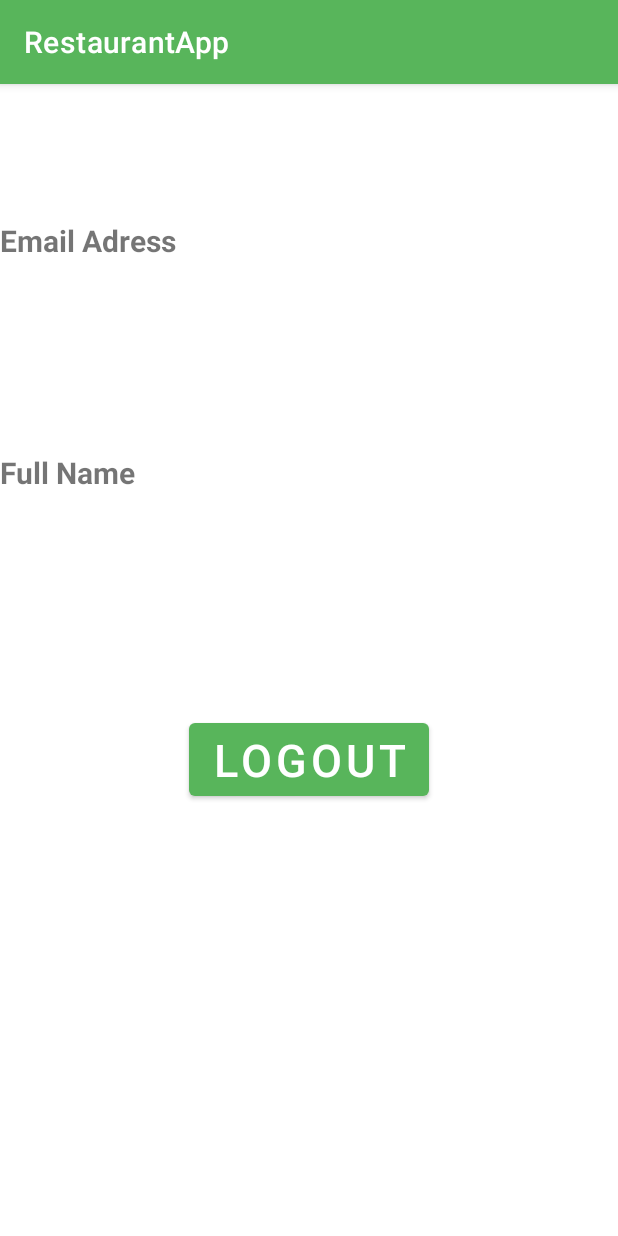
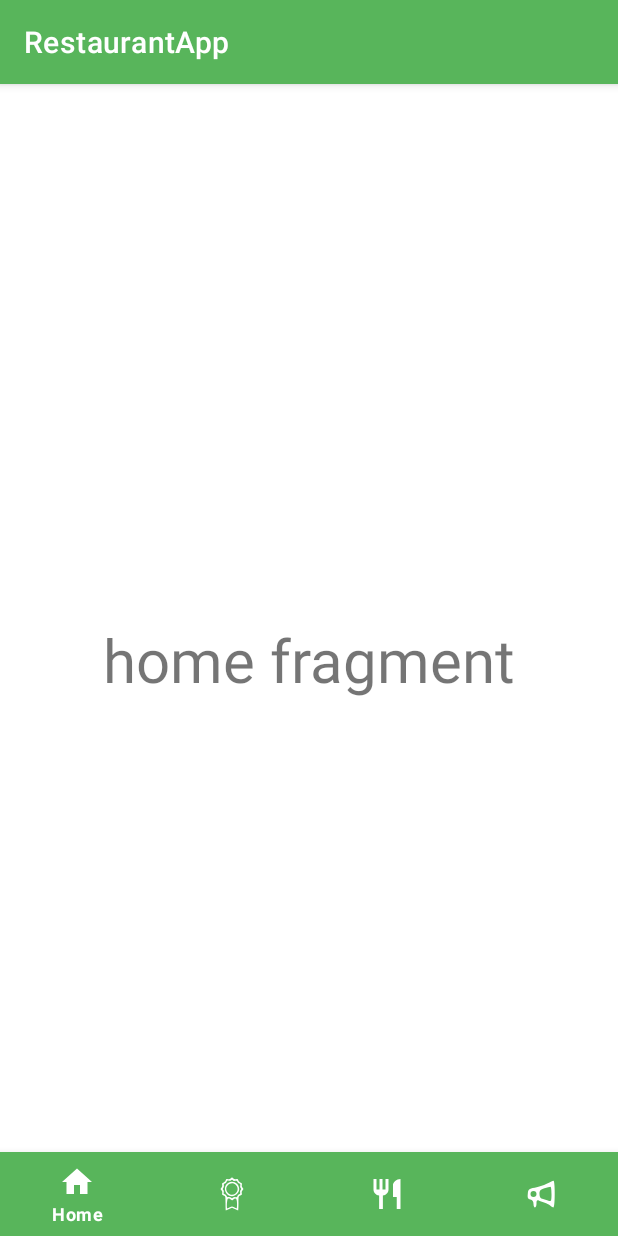
Before and after one commit to MarianaCarlo/RestaurantAppPG, an Android app: the HomeActivity screen opened directly, with no data from a screen before it, on a phone screen of 412 x 824 dp. Run offline under Robolectric (Android 15) with nearby library versions, the phone set to English and light mode, and no system bars; our stand-ins replace Firebase (no records; nobody signed in at launch, a user with empty details on screens opened directly).

Commit message:
bottom navegation, menu, items, fragments, icons

```diff
--- a/app/build.gradle
+++ b/app/build.gradle
@@ -33,6 +33,7 @@ dependencies {
     implementation 'androidx.appcompat:appcompat:1.5.1'
     implementation 'com.google.android.material:material:1.6.1'
     implementation 'androidx.constraintlayout:constraintlayout:2.1.4'
+    implementation 'androidx.legacy:legacy-support-v4:1.0.0'
     testImplementation 'junit:junit:4.+'
     androidTestImplementation 'androidx.test.ext:junit:1.1.3'
     androidTestImplementation 'androidx.test.espresso:espresso-core:3.4.0'
--- a/app/src/main/AndroidManifest.xml
+++ b/app/src/main/AndroidManifest.xml
@@ -9,6 +9,9 @@
         android:roundIcon="@mipmap/ic_launcher_round"
         android:supportsRtl="true"
         android:theme="@style/Theme.RestaurantApp">
+        <activity
+            android:name=".ProfileActivity"
+            android:exported="false" />
         <activity
             android:name=".ForgotPasswordActivity"
             android:exported="false" />
--- a/app/src/main/java/com/example/restaurantapp/HomeActivity.java
+++ b/app/src/main/java/com/example/restaurantapp/HomeActivity.java
@@ -5,12 +5,19 @@ import androidx.appcompat.app.AppCompatActivity;
 
 import android.content.Intent;
 import android.os.Bundle;
+import android.view.MenuItem;
 import android.view.View;
 import android.widget.Button;
 import android.widget.TextView;
 import android.widget.Toast;
 
+import com.example.restaurantapp.fragments.AnnouncementsFragment;
+import com.example.restaurantapp.fragments.FoodFragment;
+import com.example.restaurantapp.fragments.HomeFragment;
+import com.example.restaurantapp.fragments.SubscriptionFragment;
 import com.example.restaurantapp.models.User;
+import com.google.android.material.bottomnavigation.BottomNavigationView;
+import com.google.android.material.navigation.NavigationBarView;
 import com.google.firebase.auth.FirebaseAuth;
 import com.google.firebase.auth.FirebaseUser;
 import com.google.firebase.database.DataSnapshot;
@@ -21,56 +28,41 @@ import com.google.firebase.database.ValueEventListener;
 
 public class HomeActivity extends AppCompatActivity {
 
-    private FirebaseUser user;
-    private DatabaseReference reference;
+    //private var home_fm = HomeFragment();
 
-    private String userID;
-
-    private Button buttonLogout;
+    BottomNavigationView bottomNavigationView;
+    HomeFragment homeFragment = new HomeFragment();
+    SubscriptionFragment subscriptionFragment = new SubscriptionFragment();
+    FoodFragment foodFragment = new FoodFragment();
+    AnnouncementsFragment announcementsFragment = new AnnouncementsFragment();
 
     @Override
     protected void onCreate(Bundle savedInstanceState) {
         super.onCreate(savedInstanceState);
         setContentView(R.layout.activity_home);
 
-        buttonLogout = findViewById(R.id.sendLogout);
+        bottomNavigationView = findViewById(R.id.bottom_navigation);
+        getSupportFragmentManager().beginTransaction().replace(R.id.fragment_container,homeFragment).commit();
 
-        buttonLogout.setOnClickListener(new View.OnClickListener() {
+        bottomNavigationView.setOnItemSelectedListener(new NavigationBarView.OnItemSelectedListener() {
             @Override
-            public void onClick(View v) {
-                FirebaseAuth.getInstance().signOut();
-                Intent intent = new Intent(HomeActivity.this, MainActivity.class);
-                startActivity(intent);
-            }
-        });
+            public boolean onNavigationItemSelected(MenuItem item) {
+                switch (item.getItemId()) {
+                    case R.id.ic_home:
+                        getSupportFragmentManager().beginTransaction().replace(R.id.fragment_container,homeFragment).commit();
+                        return true;
+                    case R.id.ic_subscription:
+                        getSupportFragmentManager().beginTransaction().replace(R.id.fragment_container,subscriptionFragment).commit();
+                        return true;
+                    case R.id.ic_food:
+                        getSupportFragmentManager().beginTransaction().replace(R.id.fragment_container,foodFragment).commit();
+                        return true;
+                    case R.id.ic_announcement:
+                        getSupportFragmentManager().beginTransaction().replace(R.id.fragment_container,announcementsFragment).commit();
+                        return true;
+                }
 
-        user = FirebaseAuth.getInstance().getCurrentUser();
-        reference = FirebaseDatabase.getInstance().getReference("Users");
-        userID = user.getUid();
-
-        final TextView welcome = findViewById(R.id.tittleHome);
-        final TextView emailTextView = findViewById(R.id.emailAddress);
-        final TextView nameTextView = findViewById(R.id.name);
-
-        reference.child(userID).addListenerForSingleValueEvent(new ValueEventListener() {
-            @Override
-            public void onDataChange(@NonNull DataSnapshot snapshot) {
-                User userProfile = snapshot.getValue(User.class);
-
-                if (userProfile != null) {
-                    String email = userProfile.email;
-                    String fullName = userProfile.name;
-
-                    welcome.setText("Welcome, " + fullName + "!");
-                    emailTextView.setText(email);
-                    nameTextView.setText(fullName);
-
-                }
-            }
-
-            @Override
-            public void onCancelled(@NonNull DatabaseError error) {
-                Toast.makeText(HomeActivity.this, "Something wrong happened", Toast.LENGTH_SHORT).show();
+                return false;
             }
         });
 
--- /dev/null
+++ b/app/src/main/java/com/example/restaurantapp/fragments/AnnouncementsFragment.java
@@ -0,0 +1,66 @@
+package com.example.restaurantapp.fragments;
+
+import android.os.Bundle;
+
+import androidx.fragment.app.Fragment;
+
+import android.view.LayoutInflater;
+import android.view.View;
+import android.view.ViewGroup;
+
+import com.example.restaurantapp.R;
+
+/**
+ * A simple {@link Fragment} subclass.
+ * Use the {@link AnnouncementsFragment#newInstance} factory method to
+ * create an instance of this fragment.
+ */
+public class AnnouncementsFragment extends Fragment {
+
+    // TODO: Rename parameter arguments, choose names that match
+    // the fragment initialization parameters, e.g. ARG_ITEM_NUMBER
+    private static final String ARG_PARAM1 = "param1";
+    private static final String ARG_PARAM2 = "param2";
+
+    // TODO: Rename and change types of parameters
+    private String mParam1;
+    private String mParam2;
+
+    public AnnouncementsFragment() {
+        // Required empty public constructor
+    }
+
+    /**
+     * Use this factory method to create a new instance of
+     * this fragment using the provided parameters.
+     *
+     * @param param1 Parameter 1.
+     * @param param2 Parameter 2.
+     * @return A new instance of fragment AnnouncementsFragment.
+     */
+    // TODO: Rename and change types and number of parameters
+    public static AnnouncementsFragment newInstance(String param1, String param2) {
+        AnnouncementsFragment fragment = new AnnouncementsFragment();
+        Bundle args = new Bundle();
+        args.putString(ARG_PARAM1, param1);
+        args.putString(ARG_PARAM2, param2);
+        fragment.setArguments(args);
+        return fragment;
+    }
+
+    @Override
+    public void onCreate(Bundle savedInstanceState) {
+        super.onCreate(savedInstanceState);
+        if (getArguments() != null) {
+            mParam1 = getArguments().getString(ARG_PARAM1);
+            mParam2 = getArguments().getString(ARG_PARAM2);
+        }
+    }
+
+    @Override
+    public View onCreateView(LayoutInflater inflater, ViewGroup container,
+                             Bundle savedInstanceState) {
+        // Inflate the layout for this fragment
+        return inflater.inflate(R.layout.fragment_announcements, container, false);
+    }
+}
--- /dev/null
+++ b/app/src/main/java/com/example/restaurantapp/fragments/FoodFragment.java
@@ -0,0 +1,66 @@
+package com.example.restaurantapp.fragments;
+
+import android.os.Bundle;
+
+import androidx.fragment.app.Fragment;
+
+import android.view.LayoutInflater;
+import android.view.View;
+import android.view.ViewGroup;
+
+import com.example.restaurantapp.R;
+
+/**
+ * A simple {@link Fragment} subclass.
+ * Use the {@link FoodFragment#newInstance} factory method to
+ * create an instance of this fragment.
+ */
+public class FoodFragment extends Fragment {
+
+    // TODO: Rename parameter arguments, choose names that match
+    // the fragment initialization parameters, e.g. ARG_ITEM_NUMBER
+    private static final String ARG_PARAM1 = "param1";
+    private static final String ARG_PARAM2 = "param2";
+
+    // TODO: Rename and change types of parameters
+    private String mParam1;
+    private String mParam2;
+
+    public FoodFragment() {
+        // Required empty public constructor
+    }
+
+    /**
+     * Use this factory method to create a new instance of
+     * this fragment using the provided parameters.
+     *
+     * @param param1 Parameter 1.
+     * @param param2 Parameter 2.
+     * @return A new instance of fragment FoodFragment.
+     */
+    // TODO: Rename and change types and number of parameters
+    public static FoodFragment newInstance(String param1, String param2) {
+        FoodFragment fragment = new FoodFragment();
+        Bundle args = new Bundle();
+        args.putString(ARG_PARAM1, param1);
+        args.putString(ARG_PARAM2, param2);
+        fragment.setArguments(args);
+        return fragment;
+    }
+
+    @Override
+    public void onCreate(Bundle savedInstanceState) {
+        super.onCreate(savedInstanceState);
+        if (getArguments() != null) {
+            mParam1 = getArguments().getString(ARG_PARAM1);
+            mParam2 = getArguments().getString(ARG_PARAM2);
+        }
+    }
+
+    @Override
+    public View onCreateView(LayoutInflater inflater, ViewGroup container,
+                             Bundle savedInstanceState) {
+        // Inflate the layout for this fragment
+        return inflater.inflate(R.layout.fragment_food, container, false);
+    }
+}
--- /dev/null
+++ b/app/src/main/java/com/example/restaurantapp/fragments/HomeFragment.java
@@ -0,0 +1,66 @@
+package com.example.restaurantapp.fragments;
+
+import android.os.Bundle;
+
+import androidx.fragment.app.Fragment;
+
+import android.view.LayoutInflater;
+import android.view.View;
+import android.view.ViewGroup;
+
+import com.example.restaurantapp.R;
+
+/**
+ * A simple {@link Fragment} subclass.
+ * Use the {@link HomeFragment#newInstance} factory method to
+ * create an instance of this fragment.
+ */
+public class HomeFragment extends Fragment {
+
+    // TODO: Rename parameter arguments, choose names that match
+    // the fragment initialization parameters, e.g. ARG_ITEM_NUMBER
+    private static final String ARG_PARAM1 = "param1";
+    private static final String ARG_PARAM2 = "param2";
+
+    // TODO: Rename and change types of parameters
+    private String mParam1;
+    private String mParam2;
+
+    public HomeFragment() {
+        // Required empty public constructor
+    }
+
+    /**
+     * Use this factory method to create a new instance of
+     * this fragment using the provided parameters.
+     *
+     * @param param1 Parameter 1.
+     * @param param2 Parameter 2.
+     * @return A new instance of fragment HomeFragment.
+     */
+    // TODO: Rename and change types and number of parameters
+    public static HomeFragment newInstance(String param1, String param2) {
+        HomeFragment fragment = new HomeFragment();
+        Bundle args = new Bundle();
+        args.putString(ARG_PARAM1, param1);
+        args.putString(ARG_PARAM2, param2);
+        fragment.setArguments(args);
+        return fragment;
+    }
+
+    @Override
+    public void onCreate(Bundle savedInstanceState) {
+        super.onCreate(savedInstanceState);
+        if (getArguments() != null) {
+            mParam1 = getArguments().getString(ARG_PARAM1);
+            mParam2 = getArguments().getString(ARG_PARAM2);
+        }
+    }
+
+    @Override
+    public View onCreateView(LayoutInflater inflater, ViewGroup container,
+                             Bundle savedInstanceState) {
+        // Inflate the layout for this fragment
+        return inflater.inflate(R.layout.fragment_home, container, false);
+    }
+}
--- /dev/null
+++ b/app/src/main/java/com/example/restaurantapp/fragments/SubscriptionFragment.java
@@ -0,0 +1,66 @@
+package com.example.restaurantapp.fragments;
+
+import android.os.Bundle;
+
+import androidx.fragment.app.Fragment;
+
+import android.view.LayoutInflater;
+import android.view.View;
+import android.view.ViewGroup;
+
+import com.example.restaurantapp.R;
+
+/**
+ * A simple {@link Fragment} subclass.
+ * Use the {@link SubscriptionFragment#newInstance} factory method to
+ * create an instance of this fragment.
+ */
+public class SubscriptionFragment extends Fragment {
+
+    // TODO: Rename parameter arguments, choose names that match
+    // the fragment initialization parameters, e.g. ARG_ITEM_NUMBER
+    private static final String ARG_PARAM1 = "param1";
+    private static final String ARG_PARAM2 = "param2";
+
+    // TODO: Rename and change types of parameters
+    private String mParam1;
+    private String mParam2;
+
+    public SubscriptionFragment() {
+        // Required empty public constructor
+    }
+
+    /**
+     * Use this factory method to create a new instance of
+     * this fragment using the provided parameters.
+     *
+     * @param param1 Parameter 1.
+     * @param param2 Parameter 2.
+     * @return A new instance of fragment SubscriptionFragment.
+     */
+    // TODO: Rename and change types and number of parameters
+    public static SubscriptionFragment newInstance(String param1, String param2) {
+        SubscriptionFragment fragment = new SubscriptionFragment();
+        Bundle args = new Bundle();
+        args.putString(ARG_PARAM1, param1);
+        args.putString(ARG_PARAM2, param2);
+        fragment.setArguments(args);
+        return fragment;
+    }
+
+    @Override
+    public void onCreate(Bundle savedInstanceState) {
+        super.onCreate(savedInstanceState);
+        if (getArguments() != null) {
+            mParam1 = getArguments().getString(ARG_PARAM1);
+            mParam2 = getArguments().getString(ARG_PARAM2);
+        }
+    }
+
+    @Override
+    public View onCreateView(LayoutInflater inflater, ViewGroup container,
+                             Bundle savedInstanceState) {
+        // Inflate the layout for this fragment
+        return inflater.inflate(R.layout.fragment_subscription, container, false);
+    }
+}
--- /dev/null
+++ b/app/src/main/res/drawable/ic_announcement.xml
@@ -0,0 +1,10 @@
+<vector xmlns:android="http://schemas.android.com/apk/res/android"
+    android:width="24dp"
+    android:height="24dp"
+    android:viewportWidth="24"
+    android:viewportHeight="24">
+  <path
+      android:pathData="M15.8,5.2c-2,1 -5.6,2.2 -8,2.6 -4,0.7 -4.3,1 -4.6,4 -0.3,2.7 0.1,3.5 1.7,3.9 1.4,0.3 2.1,1.3 2.1,2.9 0,1.3 0.5,2.4 1,2.4 0.6,-0 1,-1.2 1,-2.6 0,-2.1 0.3,-2.5 1.8,-1.9 0.9,0.4 2.6,1 3.7,1.3 1.1,0.2 2.8,1.2 3.8,2 0.9,0.8 1.9,1.3 2.1,1.1 1.1,-1.2 1,-18 -0.1,-17.8 -0.5,0.1 -2.4,1 -4.5,2.1zM19,12.1c0,4.3 -0.3,5 -1.6,4.5 -0.9,-0.3 -2.7,-0.9 -4,-1.2 -1.8,-0.5 -2.4,-1.3 -2.4,-3.4 0,-2.2 0.6,-2.9 3.3,-3.8 1.7,-0.5 3.5,-1 4,-1.1 0.4,-0.1 0.7,2.2 0.7,5zM9,12c0,1.3 -0.7,2 -2,2 -1.3,-0 -2,-0.7 -2,-2 0,-1.3 0.7,-2 2,-2 1.3,-0 2,0.7 2,2z"
+      android:fillColor="#000000"
+      android:strokeColor="#00000000"/>
+</vector>
--- /dev/null
+++ b/app/src/main/res/drawable/ic_home.xml
@@ -0,0 +1,5 @@
+<vector android:height="24dp" android:tint="#FFFFFF"
+    android:viewportHeight="24" android:viewportWidth="24"
+    android:width="24dp" xmlns:android="http://schemas.android.com/apk/res/android">
+    <path android:fillColor="@android:color/white" android:pathData="M10,20v-6h4v6h5v-8h3L12,3 2,12h3v8z"/>
+</vector>
--- /dev/null
+++ b/app/src/main/res/drawable/ic_medal.xml
@@ -0,0 +1,14 @@
+<vector xmlns:android="http://schemas.android.com/apk/res/android"
+    android:width="50dp"
+    android:height="50dp"
+    android:viewportWidth="50"
+    android:viewportHeight="50">
+  <path
+      android:pathData="M23,3.5c-0.8,0.9 -2.1,1.3 -3.6,0.9 -1.9,-0.5 -2.6,-0.1 -3.3,1.9 -0.5,1.3 -1.9,2.7 -3.2,3 -1.7,0.5 -2,1.1 -1.6,2.9 0.4,1.4 0,2.9 -1,4 -1.5,1.7 -1.5,1.9 0,3.6 1,1.1 1.4,2.6 1.1,4 -0.5,1.7 -0.1,2.4 2,3.2 2.6,0.9 2.6,1.1 2.6,11 0,5.5 0.2,10 0.5,10 0.3,-0 2.4,-0.9 4.5,-2l4,-2 4,2c2.1,1.1 4.2,2 4.5,2 0.3,-0 0.5,-4.5 0.5,-10 0,-9.9 0,-10.1 2.6,-11 2.1,-0.8 2.5,-1.5 2,-3.2 -0.3,-1.4 0.1,-2.9 1.1,-4 1.5,-1.7 1.5,-1.9 0,-3.6 -1,-1.1 -1.4,-2.6 -1,-4 0.4,-1.8 0.1,-2.4 -1.6,-2.9 -1.3,-0.3 -2.7,-1.7 -3.2,-3 -0.7,-2 -1.4,-2.4 -3.3,-1.9 -1.5,0.4 -2.8,-0 -3.6,-0.9 -0.7,-0.8 -1.6,-1.5 -2,-1.5 -0.4,-0 -1.3,0.7 -2,1.5zM26.6,6.1c0.3,0.6 1.7,0.9 3,0.6 1.7,-0.3 2.5,0.1 2.9,1.4 0.3,1 1.5,2.1 2.6,2.4 1.4,0.5 1.8,1.2 1.4,2.6 -0.4,1.1 -0.1,2.6 0.5,3.4 1,1.2 1,1.8 0,3 -0.7,0.8 -1,2.4 -0.7,3.5 0.3,1.3 -0.1,2.1 -1.4,2.5 -1,0.3 -2.1,1.5 -2.4,2.6 -0.5,1.4 -1.2,1.8 -2.6,1.4 -1.1,-0.4 -2.6,-0.1 -3.4,0.5 -1.2,1 -1.8,1 -3,-0 -0.8,-0.7 -2.4,-1 -3.5,-0.7 -1.3,0.3 -2.1,-0.1 -2.5,-1.4 -0.3,-1 -1.5,-2.1 -2.6,-2.4 -1.4,-0.5 -1.8,-1.2 -1.4,-2.6 0.4,-1.1 0.1,-2.6 -0.5,-3.4 -1,-1.2 -1,-1.8 0,-3 0.7,-0.8 1,-2.4 0.7,-3.5 -0.3,-1.3 0.1,-2.1 1.4,-2.5 1,-0.3 2.1,-1.5 2.4,-2.6 0.5,-1.4 1.2,-1.8 3,-1.3 1.2,0.3 2.6,0.1 2.9,-0.5 0.9,-1.4 2.3,-1.4 3.2,-0zM23.2,32.7c1.7,1.5 1.9,1.5 3.7,-0.1 3.4,-3.1 5.1,-1.1 5.1,6 0,3.5 -0.2,6.4 -0.5,6.4 -0.4,-0 -1.9,-0.7 -3.5,-1.5 -2.7,-1.4 -3.3,-1.4 -6,-0 -1.6,0.8 -3.1,1.5 -3.5,1.5 -1.2,-0 -0.5,-12.8 0.8,-13.3 1.9,-0.8 1.9,-0.8 3.9,1z"
+      android:fillColor="#000000"
+      android:strokeColor="#00000000"/>
+  <path
+      android:pathData="M20.1,9.4c-8.7,4.8 -5,18.6 4.9,18.6 5.1,-0 10,-4.9 10,-9.9 0,-7.5 -8.3,-12.4 -14.9,-8.7zM30.5,12.5c5,4.9 1.5,13.5 -5.5,13.5 -4.1,-0 -8,-3.9 -8,-8 0,-4.1 3.9,-8 8,-8 1.9,-0 4,0.9 5.5,2.5z"
+      android:fillColor="#000000"
+      android:strokeColor="#00000000"/>
+</vector>
--- /dev/null
+++ b/app/src/main/res/drawable/ic_restaurants.xml
@@ -0,0 +1,5 @@
+<vector android:height="24dp" android:tint="#FFFFFF"
+    android:viewportHeight="24" android:viewportWidth="24"
+    android:width="24dp" xmlns:android="http://schemas.android.com/apk/res/android">
+    <path android:fillColor="@android:color/white" android:pathData="M11,9L9,9L9,2L7,2v7L5,9L5,2L3,2v7c0,2.12 1.66,3.84 3.75,3.97L6.75,22h2.5v-9.03C11.34,12.84 13,11.12 13,9L13,2h-2v7zM16,6v8h2.5v8L21,22L21,2c-2.76,0 -5,2.24 -5,4z"/>
+</vector>
--- a/app/src/main/res/layout/activity_home.xml
+++ b/app/src/main/res/layout/activity_home.xml
@@ -6,57 +6,22 @@
     android:layout_height="match_parent"
     tools:context=".HomeActivity">
 
-    <TextView
-        android:layout_width="wrap_content"
+    <FrameLayout
+        android:layout_width="match_parent"
+        android:layout_height="match_parent"
+        android:id="@+id/fragment_container"
+        />
+
+    <com.google.android.material.bottomnavigation.BottomNavigationView
+        android:layout_width="match_parent"
         android:layout_height="wrap_content"
-        android:textSize="30dp"
-        android:id="@+id/tittleHome"/>
-
-    <TextView
-        android:layout_width="wrap_content"
-        android:layout_height="wrap_content"
-        android:layout_marginTop="50dp"
-        android:text="Email Adress"
-        android:textSize="20dp"
-        android:textStyle="bold"
-        android:layout_below="@+id/tittleHome"
-        android:id="@+id/emailAddressTittle"/>
-
-    <TextView
-        android:layout_width="wrap_content"
-        android:layout_height="wrap_content"
-        android:layout_marginTop="50dp"
-        android:textSize="20dp"
-        android:layout_below="@+id/emailAddressTittle"
-        android:id="@+id/emailAddress"/>
+        android:id="@+id/bottom_navigation"
+        android:layout_alignParentBottom="true"
+        app:menu="@menu/menu"
+        android:background="@color/custom"
+        app:itemIconTint="@color/white"
+        app:itemTextColor="@color/white"/>
 
 
-    <TextView
-        android:layout_width="wrap_content"
-        android:layout_height="wrap_content"
-        android:layout_marginTop="50dp"
-        android:text="Full Name"
-        android:textSize="20dp"
-        android:textStyle="bold"
-        android:layout_below="@+id/emailAddress"
-        android:id="@+id/nameTittle"/>
-
-    <TextView
-        android:layout_width="wrap_content"
-        android:layout_height="wrap_content"
-        android:layout_marginTop="50dp"
-        android:textSize="20dp"
-        android:layout_below="@+id/nameTittle"
-        android:id="@+id/name"/>
-
-    <Button
-        android:layout_width="wrap_content"
-        android:layout_height="wrap_content"
-        android:text="LOGOUT"
-        android:layout_below="@+id/name"
-        android:textSize="30dp"
-        android:layout_marginTop="70dp"
-        android:layout_centerInParent="true"
-        android:id="@+id/sendLogout"/>
 
 </RelativeLayout>
--- /dev/null
+++ b/app/src/main/res/layout/fragment_home.xml
@@ -0,0 +1,17 @@
+<?xml version="1.0" encoding="utf-8"?>
+<RelativeLayout xmlns:android="http://schemas.android.com/apk/res/android"
+    xmlns:tools="http://schemas.android.com/tools"
+    android:layout_width="match_parent"
+    android:layout_height="match_parent"
+    tools:context=".fragments.HomeFragment">
+
+    <!-- TODO: Update blank fragment layout -->
+    <TextView
+        android:layout_width="wrap_content"
+        android:layout_height="wrap_content"
+        android:layout_centerInParent="true"
+        android:textSize="40dp"
+        android:text="home fragment"
+        android:id="@+id/home_fragment"/>
+
+</RelativeLayout>
--- /dev/null
+++ b/app/src/main/res/menu/menu.xml
@@ -0,0 +1,23 @@
+<?xml version="1.0" encoding="utf-8"?>
+<menu xmlns:android="http://schemas.android.com/apk/res/android">
+    <item
+        android:id="@+id/ic_home"
+        android:icon="@drawable/ic_home"
+        android:title="Home"/>
+
+    <item
+        android:id="@+id/ic_subscription"
+        android:icon="@drawable/ic_medal"
+        android:title="Subscription"/>
+
+    <item
+        android:id="@+id/ic_food"
+        android:icon="@drawable/ic_restaurants"
+        android:title="Food"/>
+
+    <item
+        android:id="@+id/ic_announcement"
+        android:icon="@drawable/ic_announcement"
+        android:title="Announcement"/>
+
+</menu>
--- a/app/src/main/res/values/strings.xml
+++ b/app/src/main/res/values/strings.xml
@@ -16,5 +16,7 @@
     <string name="forgotPassword">¿Olvidaste tu constraseña?</string>
     <string name="forgotPasswordText">Introduce tu correo:</string>
     <string name="resetPassword">Resetear Contraseña</string>
+    <!-- TODO: Remove or change this placeholder text -->
+    <string name="hello_blank_fragment">Hello blank fragment</string>
 
 </resources>
```
Also changed, not shown: app/src/main/java/com/example/restaurantapp/ProfileActivity.java (added, +77 -0 lines), app/src/main/res/layout/activity_profile.xml (added, +63 -0 lines), app/src/main/res/layout/fragment_announcements.xml (added, +17 -0 lines), app/src/main/res/layout/fragment_food.xml (added, +17 -0 lines), app/src/main/res/layout/fragment_subscription.xml (added, +17 -0 lines).
